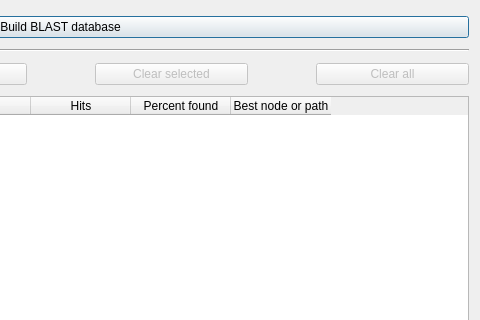
Old version of the form ui/blastsearchdialog.ui in the repository rrwick/Bandage; both pictures show x 588 to 1068 and y 0 to 320 of the 1068 by 753 pixel window.
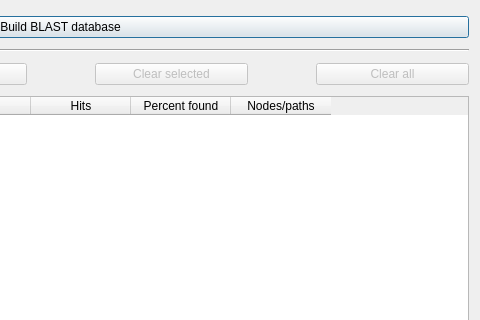
New version of the form. Custom widgets are drawn as their Qt base class.

Commit message: Blast query paths are sorted

The edit to the form file:
```diff
--- a/ui/blastsearchdialog.ui
+++ b/ui/blastsearchdialog.ui
@@ -117,7 +117,7 @@
      </column>
      <column>
       <property name="text">
-       <string>Best node or path</string>
+       <string>Nodes/paths</string>
       </property>
      </column>
     </widget>
```
The commit also changes 4 other files.
